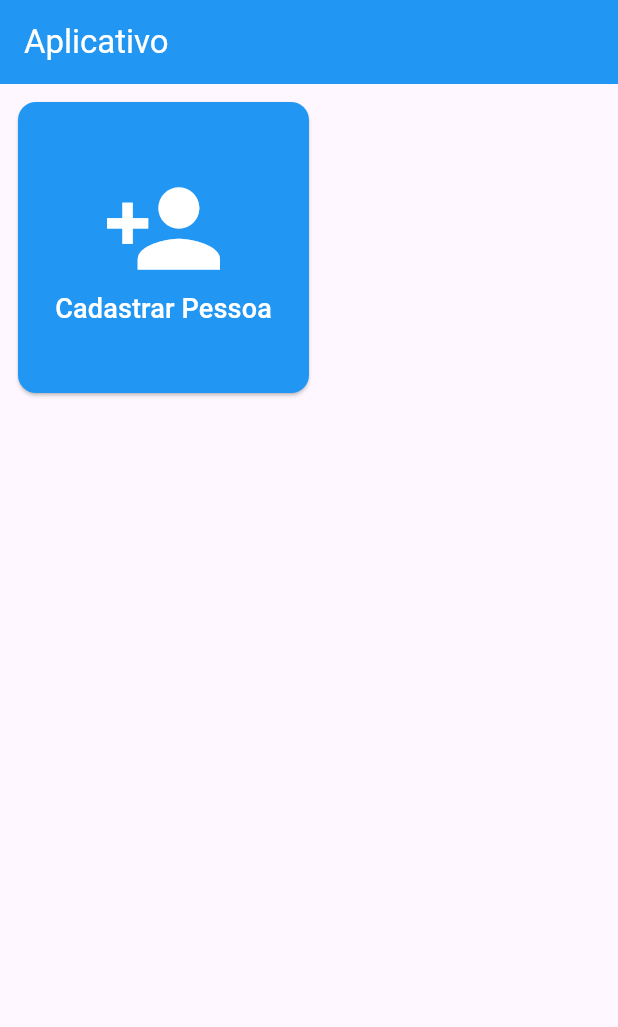
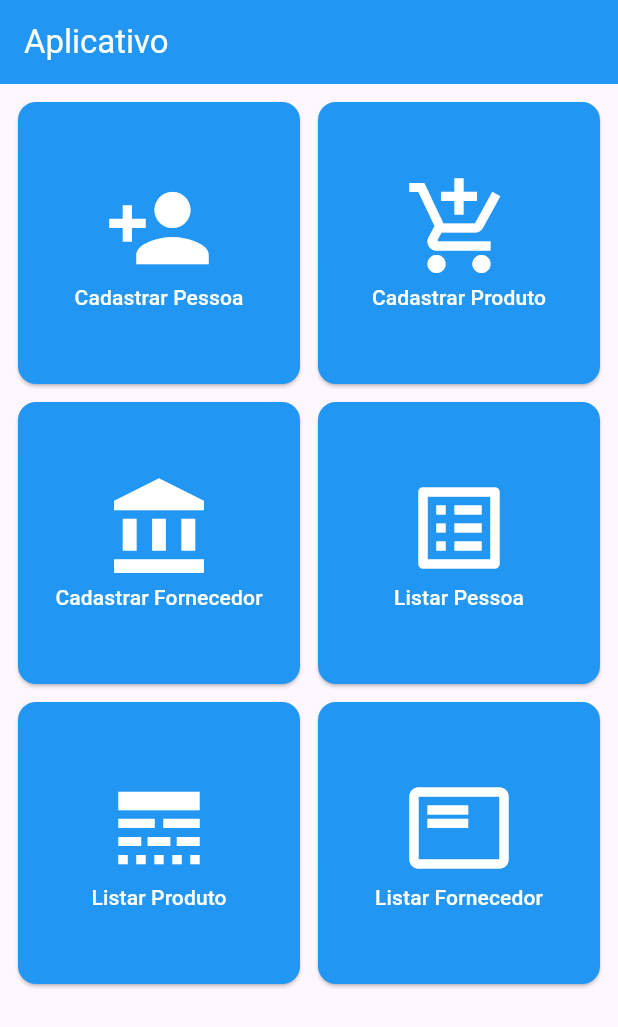
Before and after one commit to NinjaBitroom/aula_supabase, a Flutter app: the screen it shows after launch, on a phone screen of 412 x 824 dp. Shown: the top 1027 px of the screen. Run offline on Flutter 3.47's test engine with Material 3 defaults, Android fonts, the phone set to English and light mode, and no system bars; our stand-ins replace supabase_flutter; accounts and stored records are empty.

Commit message:
termine o design e comece a lista de pessoas

```diff
--- a/lib/appRoutes.dart
+++ b/lib/appRoutes.dart
@@ -1,15 +1,18 @@
 import 'package:aula_supase/pages/cadastroPage.dart';
 import 'package:aula_supase/pages/homePage.dart';
+import 'package:aula_supase/pages/listarPessoaPage.dart';
 import 'package:flutter/cupertino.dart';
 
 class AppRoutes {
   static const homePage = 'homePage';
   static const cadastroPage = 'cadastroPage';
+  static const listarPessoaPage = 'listarPessoaPage';
 
   static Map<String, WidgetBuilder> routes() {
     return {
       homePage: (BuildContext context) => const HomePage(),
       cadastroPage: (BuildContext context) => const CadastroPage(),
+      listarPessoaPage: (BuildContext context) => const ListarPessoaPage(),
     };
   }
 }
--- /dev/null
+++ b/lib/components/customElevatedButton.dart
@@ -0,0 +1,44 @@
+import 'package:flutter/material.dart';
+
+class CustomElevatedButton extends StatelessWidget {
+  final VoidCallback onPressed;
+  final IconData icon;
+  final String text;
+  const CustomElevatedButton(
+      {super.key,
+      required this.onPressed,
+      required this.icon,
+      required this.text});
+
+  @override
+  Widget build(BuildContext context) {
+    return ElevatedButton(
+      onPressed: onPressed,
+      style: const ButtonStyle(
+        backgroundColor: MaterialStatePropertyAll(Colors.blue),
+        shape: MaterialStatePropertyAll(
+          RoundedRectangleBorder(
+            borderRadius: BorderRadius.all(
+              Radius.circular(12),
+            ),
+          ),
+        ),
+      ),
+      child: Column(
+        mainAxisAlignment: MainAxisAlignment.center,
+        crossAxisAlignment: CrossAxisAlignment.center,
+        children: [
+          Icon(
+            icon,
+            color: Colors.white,
+            size: 72,
+          ),
+          Text(
+            text,
+            style: const TextStyle(color: Colors.white, fontSize: 14),
+          )
+        ],
+      ),
+    );
+  }
+}
--- a/lib/pages/cadastroPage.dart
+++ b/lib/pages/cadastroPage.dart
@@ -20,12 +20,8 @@ class _CadastroPageState extends State<CadastroPage> {
       appBar: AppBar(
         backgroundColor: Colors.blue,
         foregroundColor: Colors.white,
-        elevation: 15,
-        centerTitle: true,
         title: const Text(
           'Cadastrar Nova Pessoa',
-          style: TextStyle(
-              color: Colors.white, fontWeight: FontWeight.bold, fontSize: 30),
         ),
       ),
       body: Padding(
--- a/lib/pages/homePage.dart
+++ b/lib/pages/homePage.dart
@@ -1,4 +1,5 @@
 import 'package:aula_supase/appRoutes.dart';
+import 'package:aula_supase/components/customElevatedButton.dart';
 import 'package:flutter/material.dart';
 
 class HomePage extends StatefulWidget {
@@ -19,37 +20,43 @@ class _HomePageState extends State<HomePage> {
       ),
       body: GridView.count(
         crossAxisCount: 2,
+        mainAxisSpacing: 12,
+        crossAxisSpacing: 12,
         padding: const EdgeInsets.all(12),
         children: [
-          ElevatedButton(
+          CustomElevatedButton(
             onPressed: () {
               Navigator.pushNamed(context, AppRoutes.cadastroPage);
             },
-            style: const ButtonStyle(
-              backgroundColor: MaterialStatePropertyAll(Colors.blue),
-              shape: MaterialStatePropertyAll(
-                RoundedRectangleBorder(
-                  borderRadius: BorderRadius.all(
-                    Radius.circular(12),
-                  ),
-                ),
-              ),
-            ),
-            child: const Column(
-              mainAxisAlignment: MainAxisAlignment.center,
-              crossAxisAlignment: CrossAxisAlignment.center,
-              children: [
-                Icon(
-                  Icons.person_add,
-                  color: Colors.white,
-                  size: 82,
-                ),
-                Text(
-                  'Cadastrar Pessoa',
-                  style: TextStyle(color: Colors.white, fontSize: 18),
-                )
-              ],
-            ),
+            icon: Icons.person_add,
+            text: 'Cadastrar Pessoa',
+          ),
+          CustomElevatedButton(
+            onPressed: () {},
+            icon: Icons.add_shopping_cart,
+            text: 'Cadastrar Produto',
+          ),
+          CustomElevatedButton(
+            onPressed: () {},
+            icon: Icons.account_balance,
+            text: 'Cadastrar Fornecedor',
+          ),
+          CustomElevatedButton(
+            onPressed: () {
+              Navigator.pushNamed(context, AppRoutes.listarPessoaPage);
+            },
+            icon: Icons.list_alt,
+            text: 'Listar Pessoa',
+          ),
+          CustomElevatedButton(
+            onPressed: () {},
+            icon: Icons.line_style,
+            text: 'Listar Produto',
+          ),
+          CustomElevatedButton(
+            onPressed: () {},
+            icon: Icons.featured_play_list_outlined,
+            text: 'Listar Fornecedor',
           ),
         ],
       ),
```
Also changed, not shown: lib/database/operationSupabase.dart (+8 -0 lines), lib/pages/listarPessoaPage.dart (added, +82 -0 lines).
